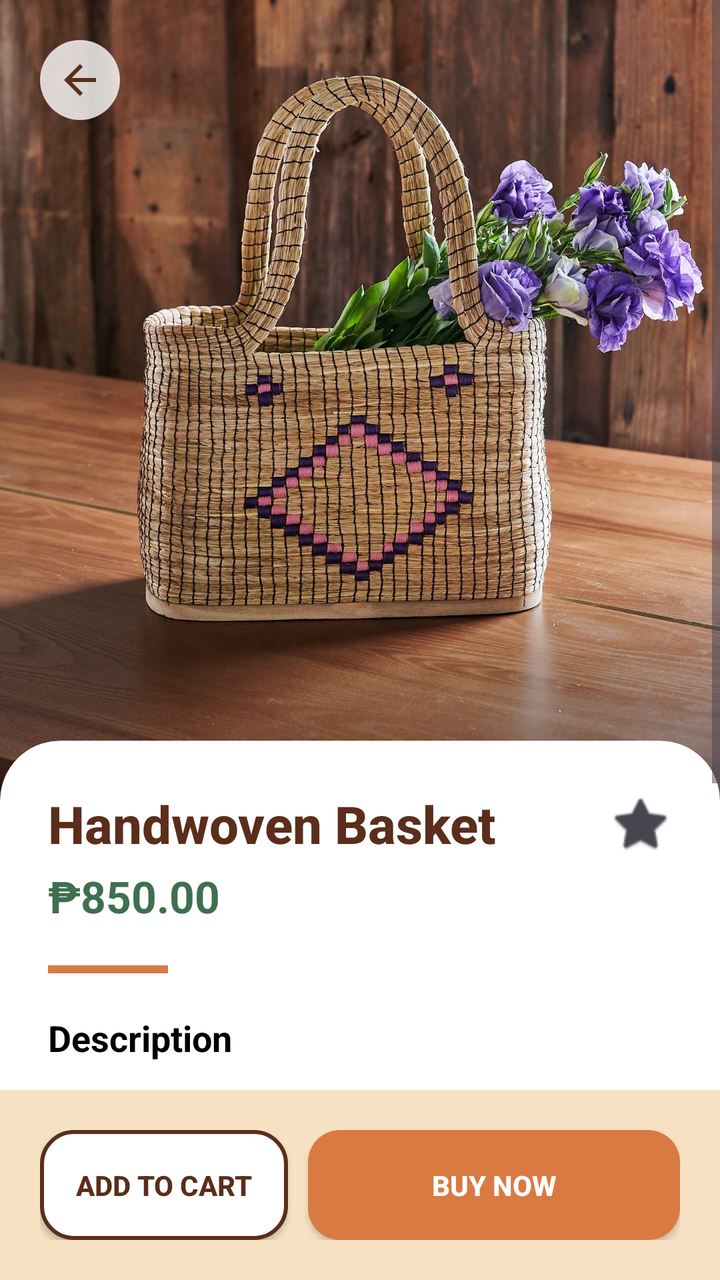
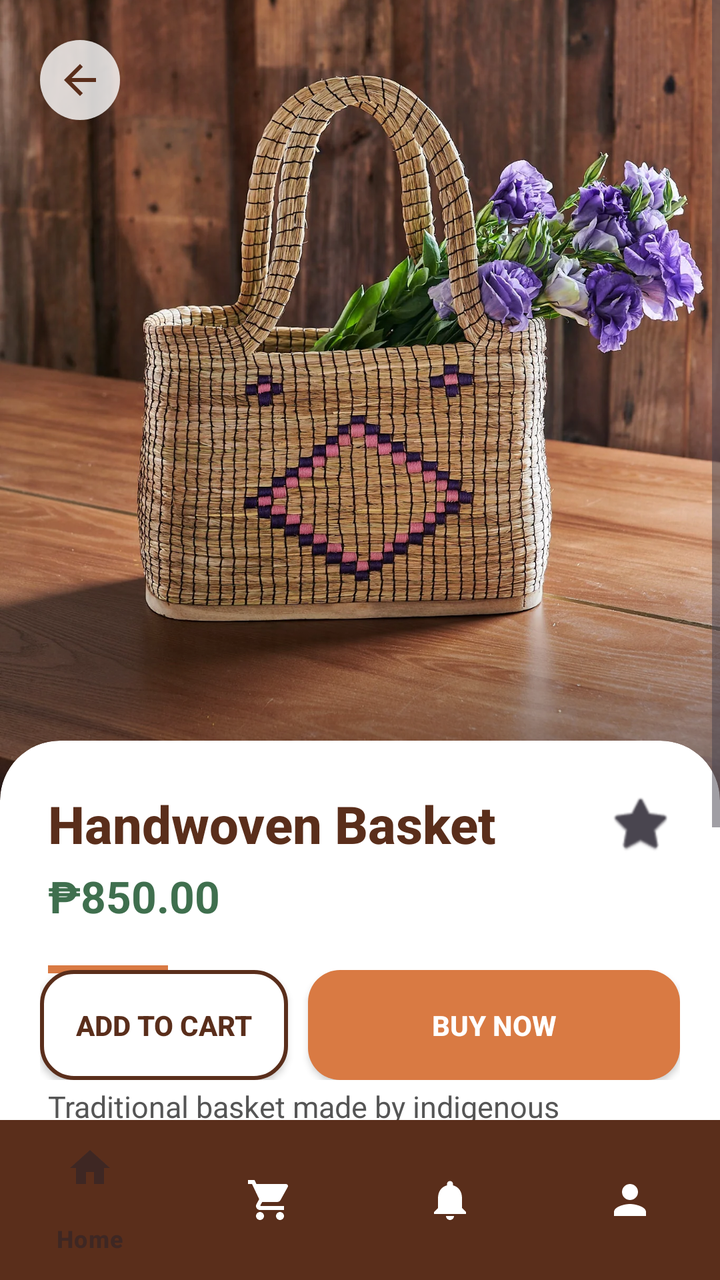

Before-and-after screenshots of an Android layout around one commit, followed by the original layout XML and the change that was made.
<!-- AndroidManifest.xml: application theme Theme.Katutubo_F -->
<!-- res/layout/fragment_product_detail.xml -->
<?xml version="1.0" encoding="utf-8"?>
<RelativeLayout xmlns:android="http://schemas.android.com/apk/res/android"
    xmlns:app="http://schemas.android.com/apk/res-auto"
    android:layout_width="match_parent"
    android:layout_height="match_parent"
    android:background="@color/katutubo_beige">

    <ScrollView
        android:layout_width="match_parent"
        android:layout_height="match_parent"
        android:layout_above="@id/bottom_bar"
        android:clipToPadding="false">

        <LinearLayout
            android:layout_width="match_parent"
            android:layout_height="wrap_content"
            android:orientation="vertical">

            <FrameLayout
                android:layout_width="match_parent"
                android:layout_height="400dp">

                <ImageView
                    android:id="@+id/productImage"
                    android:layout_width="match_parent"
                    android:layout_height="match_parent"
                    android:scaleType="centerCrop"
                    android:src="@drawable/handwoven"
                    android:contentDescription="Product Image" />

                <View
                    android:layout_width="match_parent"
                    android:layout_height="120dp"
                    android:layout_gravity="bottom"
                    android:background="@drawable/gradient_overlay" />

                <ImageButton
                    android:id="@+id/backBtn"
                    android:layout_width="40dp"
                    android:layout_height="40dp"
                    android:layout_margin="20dp"
                    android:background="@drawable/circle_bg"
                    android:src="@drawable/ic_back_arrow"
                    app:tint="@color/katutubo_brown"
                    android:elevation="4dp"
                    android:contentDescription="Back" />
            </FrameLayout>

            <androidx.cardview.widget.CardView
                android:layout_width="match_parent"
                android:layout_height="wrap_content"
                android:layout_marginTop="-30dp"
                app:cardCornerRadius="30dp"
                app:cardElevation="0dp"
                app:cardBackgroundColor="@color/white">

                <LinearLayout
                    android:layout_width="match_parent"
                    android:layout_height="wrap_content"
                    android:orientation="vertical"
                    android:padding="24dp">

                    <LinearLayout
                        android:layout_width="match_parent"
                        android:layout_height="wrap_content"
                        android:orientation="horizontal"
                        android:gravity="center_vertical">

                        <TextView
                            android:id="@+id/productTitle"
                            android:layout_width="0dp"
                            android:layout_height="wrap_content"
                            android:layout_weight="1"
                            android:text="Handwoven Basket"
                            android:textColor="@color/katutubo_brown"
                            android:textSize="26sp"
                            android:fontFamily="sans-serif-medium"
                            android:textStyle="bold" />

                        <CheckBox
                            android:id="@+id/btn_favorite_detail"
                            android:layout_width="32dp"
                            android:layout_height="32dp"
                            android:button="@android:drawable/btn_star_big_off"
                            android:buttonTint="@color/katutubo_orange"
                            android:checked="false" />
                    </LinearLayout>

                    <TextView
                        android:id="@+id/productPrice"
                        android:layout_width="wrap_content"
                        android:layout_height="wrap_content"
                        android:layout_marginTop="4dp"
                        android:text="₱850.00"
                        android:textColor="@color/katutubo_green"
                        android:textSize="22sp"
                        android:textStyle="bold" />

                    <View
                        android:layout_width="60dp"
                        android:layout_height="4dp"
                        android:layout_marginTop="20dp"
                        android:background="@color/katutubo_orange" />

                    <TextView
                        android:layout_width="wrap_content"
                        android:layout_height="wrap_content"
                        android:layout_marginTop="20dp"
                        android:text="Description"
                        android:textColor="@color/black"
                        android:textStyle="bold"
                        android:textSize="18sp" />

                    <TextView
                        android:id="@+id/productDescription"
                        android:layout_width="wrap_content"
                        android:layout_height="wrap_content"
                        android:layout_marginTop="12dp"
                        android:text="Traditional basket made by indigenous artisans using locally sourced materials and ancient weaving techniques passed down through generations."
                        android:textColor="#555555"
                        android:textSize="15sp"
                        android:lineSpacingExtra="6dp" />

                    <View
                        android:layout_width="match_parent"
                        android:layout_height="100dp" />

                </LinearLayout>
            </androidx.cardview.widget.CardView>
        </LinearLayout>
    </ScrollView>

    <LinearLayout
        android:id="@+id/bottom_bar"
        android:layout_width="match_parent"
        android:layout_height="wrap_content"
        android:layout_alignParentBottom="true"
        android:background="@android:color/transparent"
        android:orientation="horizontal"
        android:padding="20dp"
        android:weightSum="2">

        <androidx.appcompat.widget.AppCompatButton
            android:id="@+id/btn_add_to_cart"
            android:layout_width="0dp"
            android:layout_height="55dp"
            android:layout_weight="0.8"
            android:layout_marginEnd="10dp"
            android:background="@drawable/secondary_button_bg"
            android:text="ADD TO CART"
            android:textColor="@color/katutubo_brown"
            android:textStyle="bold"
            android:elevation="4dp" />

        <androidx.appcompat.widget.AppCompatButton
            android:id="@+id/btn_buy_now"
            android:layout_width="0dp"
            android:layout_height="55dp"
            android:layout_weight="1.2"
            android:background="@drawable/primary_button_bg"
            android:text="BUY NOW"
            android:textColor="@color/white"
            android:textStyle="bold"
            android:elevation="4dp" />
    </LinearLayout>

</RelativeLayout>
<!-- resources referenced by this layout -->
<resources>
  <color name="black">#000000</color>
  <color name="katutubo_beige">#F6E2C3</color>
  <color name="katutubo_brown">#5A2E1B</color>
  <color name="katutubo_green">#3F6F4E</color>
  <color name="katutubo_orange">#D97A43</color>
  <color name="white">#FFFFFF</color>
  <!-- drawable circle_bg (drawable) -->
  <?xml version="1.0" encoding="utf-8"?>
  <shape xmlns:android="http://schemas.android.com/apk/res/android"
      android:shape="oval">
      <solid android:color="#CCFFFFFF" />
  </shape>
  <!-- drawable gradient_overlay (drawable) -->
  <?xml version="1.0" encoding="utf-8"?>
  <shape xmlns:android="http://schemas.android.com/apk/res/android">
      <gradient
          android:angle="90"
          android:startColor="#66000000"
          android:endColor="@android:color/transparent" />
  </shape>
  <!-- drawable handwoven: webp bitmap (drawable, 396920 bytes) -->
  <!-- drawable ic_back_arrow (drawable) -->
  <vector xmlns:android="http://schemas.android.com/apk/res/android"
      android:width="24dp"
      android:height="24dp"
      android:viewportWidth="24"
      android:viewportHeight="24">
    <path
        android:fillColor="#000000"
        android:pathData="M20,11H7.83l5.59,-5.59L12,4l-8,8 8,8 1.41,-1.41L7.83,13H20v-2z"/>
  </vector>
  <!-- drawable primary_button_bg (drawable) -->
  <?xml version="1.0" encoding="utf-8"?>
  <ripple xmlns:android="http://schemas.android.com/apk/res/android"
      android:color="#40FFFFFF">
      <item>
          <shape android:shape="rectangle">
              <solid android:color="@color/katutubo_orange" />
              <corners android:radius="16dp" />
          </shape>
      </item>
  </ripple>
  <!-- drawable secondary_button_bg (drawable) -->
  <?xml version="1.0" encoding="utf-8"?>
  <ripple xmlns:android="http://schemas.android.com/apk/res/android"
      android:color="#20000000">
      <item>
          <shape android:shape="rectangle">
              <solid android:color="@color/white" />
              <stroke android:width="2dp" android:color="@color/katutubo_brown" />
              <corners android:radius="16dp" />
          </shape>
      </item>
  </ripple>
  <style name="Theme.Katutubo_F" parent="Base.Theme.Katutubo_F">
          
          <item name="bottomNavigationStyle">@style/Widget.App.BottomNavigationView</item>
      </style>
  <style name="Base.Theme.Katutubo_F" parent="Theme.Material3.DayNight.NoActionBar">
          
      </style>
  <style name="Widget.App.BottomNavigationView" parent="Widget.Material3.BottomNavigationView">
          
          <item name="materialThemeOverlay">@style/ThemeOverlay.App.BottomNavigation</item>
      </style>
  <style name="ThemeOverlay.App.BottomNavigation" parent="">
          
          <item name="colorSecondaryContainer">#EFEBE9</item>
      </style>
</resources>

<!-- the commit's change to res/layout/fragment_product_detail.xml (unified diff, before → after) -->
@@ -8,7 +8,7 @@
     <ScrollView
         android:layout_width="match_parent"
         android:layout_height="match_parent"
-        android:layout_above="@id/bottom_bar"
+        android:layout_above="@id/bottom_navigation"
         android:clipToPadding="false">
 
         <LinearLayout
@@ -134,7 +134,7 @@
         android:id="@+id/bottom_bar"
         android:layout_width="match_parent"
         android:layout_height="wrap_content"
-        android:layout_alignParentBottom="true"
+        android:layout_above="@id/bottom_navigation"
         android:background="@android:color/transparent"
         android:orientation="horizontal"
         android:padding="20dp"
@@ -164,4 +164,14 @@
             android:elevation="4dp" />
     </LinearLayout>
 
+    <com.google.android.material.bottomnavigation.BottomNavigationView
+        android:id="@+id/bottom_navigation"
+        android:layout_width="match_parent"
+        android:layout_height="wrap_content"
+        android:layout_alignParentBottom="true"
+        android:background="@color/katutubo_brown"
+        app:itemIconTint="@color/nav_item_color"
+        app:itemTextColor="@color/nav_item_color"
+        app:menu="@menu/bottom_nav_menu" />
+
 </RelativeLayout>
